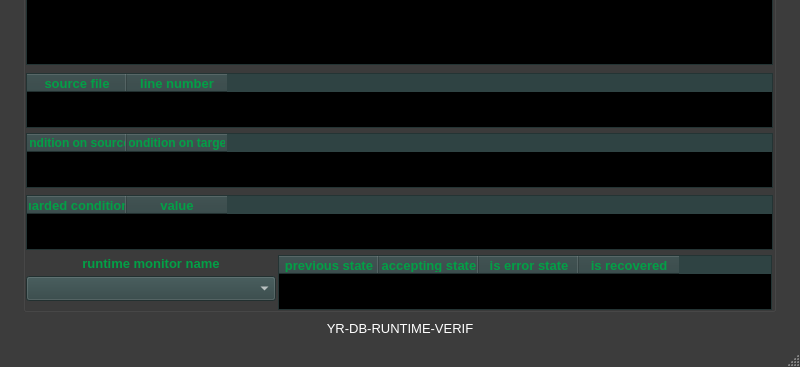
Above: ui/yr-db-runtime-verif-main-window.ui from yerothd/yr-db-runtime-verif before the change; both pictures show x 0 to 800 and y 233 to 600 of the 800 by 600 pixel window. Below: the same form after it.
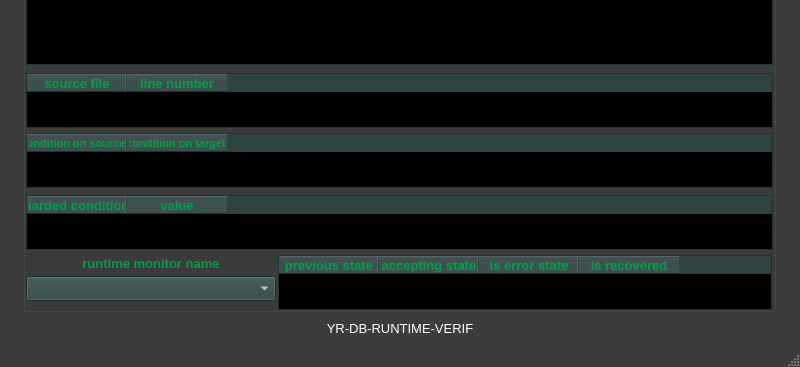
That is the form after the change. Icons and pictures are not drawn. Custom widgets are drawn as their Qt base class.

The edit to the form file:
```diff
--- a/ui/yr-db-runtime-verif-main-window.ui
+++ b/ui/yr-db-runtime-verif-main-window.ui
@@ -1859,7 +1859,7 @@
      </property>
      <property name="font">
       <font>
-       <pointsize>9</pointsize>
+       <pointsize>8</pointsize>
        <weight>50</weight>
        <bold>false</bold>
       </font>
```
